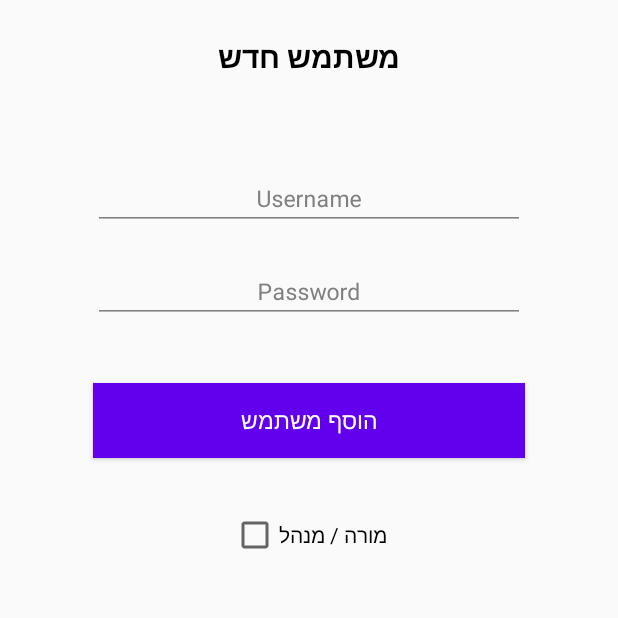
After one commit to shavitA16/MokedOded, an Android app: the CreateUserActivity screen opened directly, with no data from a screen before it, on a phone screen of 412 x 824 dp, the top half of it. The commit adds this screen. Run offline under Robolectric (Android 15) with nearby library versions, the phone set to English and light mode, and no system bars; our stand-ins replace Firebase (no records; nobody signed in at launch, a user with empty details on screens opened directly).

Commit message:
can add user to database + start of login

```diff
--- a/app/build.gradle
+++ b/app/build.gradle
@@ -32,6 +32,8 @@ dependencies {
     implementation 'com.google.firebase:firebase-firestore:21.4.3'
     implementation 'com.google.firebase:firebase-database:19.7.0'
     implementation 'com.google.firebase:firebase-storage:19.2.2'
+    implementation 'com.google.android.material:material:1.2.1'
+    implementation 'org.jetbrains:annotations:15.0'
     testImplementation 'junit:junit:4.12'
     androidTestImplementation 'androidx.test.ext:junit:1.1.1'
     androidTestImplementation 'androidx.test.espresso:espresso-core:3.2.0'
--- /dev/null
+++ b/app/src/main/java/com/schoolproject/MokedOded/CreateUserActivity.java
@@ -0,0 +1,62 @@
+package com.schoolproject.MokedOded;
+
+import androidx.appcompat.app.AppCompatActivity;
+
+import android.os.Bundle;
+import android.view.View;
+import android.widget.Button;
+import android.widget.CheckBox;
+import android.widget.EditText;
+import android.widget.TextView;
+import android.widget.Toast;
+
+import com.google.firebase.database.DatabaseReference;
+import com.google.firebase.database.FirebaseDatabase;
+
+public class CreateUserActivity extends AppCompatActivity {
+
+    FirebaseDatabase database;
+    DatabaseReference myRef;
+    private EditText newUsernameEditText;
+    private EditText newPasswordEditText;
+    private Button addUserButton;
+    private CheckBox adminCheckBox;
+    private TextView errorTextView;
+
+    @Override
+    protected void onCreate(Bundle savedInstanceState) {
+        super.onCreate(savedInstanceState);
+        setContentView(R.layout.activity_create_user);
+
+        newUsernameEditText = findViewById(R.id.newUsernameEditText);
+        newPasswordEditText = findViewById(R.id.newPasswordEditText);
+        addUserButton = findViewById(R.id.addUserButton);
+        adminCheckBox = findViewById(R.id.adminCheckBox);
+        errorTextView = findViewById(R.id.errorTextView);
+
+        errorTextView.setText("");
+        Toast onSuccessToast = Toast.makeText(this, "המשתמש נוסף בהצלחה", Toast.LENGTH_SHORT);
+
+        addUserButton.setOnClickListener(new View.OnClickListener() {
+            @Override
+            public void onClick(View v) {
+                if (newPasswordEditText.getText().toString().length() < 1  || newUsernameEditText.getText().toString().length() < 1){
+                    errorTextView.setText("נא למלא את כל השדות");
+                }
+                else {
+                    NewUser u = NewUser.getInstance();
+                    u.username = newUsernameEditText.getText().toString();
+                    u.password = newPasswordEditText.getText().toString();
+                    u.isAdmin = String.valueOf(adminCheckBox.isChecked());
+                    database = FirebaseDatabase.getInstance("https://the-moked-81b25-default-rtdb.europe-west1.firebasedatabase.app/");
+                    myRef = database.getReference("users");
+                    String uid = String.valueOf(System.currentTimeMillis());
+                    myRef.child(uid).setValue(u);
+                    onSuccessToast.show();
+                    finish();
+                }
+            }
+        });
+    }
+
+}
--- /dev/null
+++ b/app/src/main/res/layout/activity_create_user.xml
@@ -0,0 +1,138 @@
+<?xml version="1.0" encoding="utf-8"?>
+<androidx.constraintlayout.widget.ConstraintLayout xmlns:android="http://schemas.android.com/apk/res/android"
+    xmlns:app="http://schemas.android.com/apk/res-auto"
+    xmlns:tools="http://schemas.android.com/tools"
+    android:layout_width="match_parent"
+    android:layout_height="match_parent"
+    tools:context=".CreateUserActivity">
+
+    <TextView
+        android:id="@+id/addUserTextView"
+        android:layout_width="wrap_content"
+        android:layout_height="wrap_content"
+        android:layout_marginTop="24dp"
+        android:text="משתמש חדש"
+        android:textColor="#000"
+        android:textSize="20sp"
+        android:textStyle="bold"
+        app:layout_constraintEnd_toEndOf="parent"
+        app:layout_constraintStart_toStartOf="parent"
+        app:layout_constraintTop_toTopOf="parent" />
+
+    <ScrollView
+        android:id="@+id/scrollView2"
+        android:layout_width="match_parent"
+        android:layout_height="wrap_content"
+        app:layout_constraintTop_toBottomOf="@id/addUserTextView">
+
+        <androidx.constraintlayout.widget.ConstraintLayout
+            android:layout_width="match_parent"
+            android:layout_height="match_parent"
+            android:focusable="true"
+            android:focusableInTouchMode="true">
+
+            <com.google.android.material.textfield.TextInputLayout
+                android:id="@+id/layout_email"
+                android:layout_width="0dp"
+                android:layout_height="wrap_content"
+                android:layout_marginTop="50dp"
+                android:textColorHint="#808080"
+                app:layout_constraintEnd_toEndOf="parent"
+                app:layout_constraintStart_toStartOf="parent"
+                app:layout_constraintTop_toTopOf="parent"
+                app:layout_constraintWidth_percent="0.7">
+
+                <EditText
+                    android:id="@+id/newUsernameEditText"
+                    android:layout_width="match_parent"
+                    android:layout_height="wrap_content"
+                    android:backgroundTint="#808080"
+                    android:gravity="center"
+                    android:hint="Username"
+                    android:inputType="textEmailAddress"
+                    android:padding="10dp"
+                    android:textColor="#000000"
+                    android:textColorHint="#808080"
+                    android:textSize="15sp" />
+            </com.google.android.material.textfield.TextInputLayout>
+
+            <com.google.android.material.textfield.TextInputLayout
+                android:id="@+id/layout_password"
+                android:layout_width="0dp"
+                android:layout_height="wrap_content"
+                android:layout_marginTop="10dp"
+                android:textColorHint="#808080"
+                app:layout_constraintEnd_toEndOf="parent"
+                app:layout_constraintStart_toStartOf="parent"
+                app:layout_constraintTop_toBottomOf="@+id/layout_email"
+                app:layout_constraintWidth_percent="0.7">
+
+                <EditText
+                    android:id="@+id/newPasswordEditText"
+                    android:layout_width="match_parent"
+                    android:layout_height="wrap_content"
+                    android:backgroundTint="#808080"
+                    android:gravity="center"
+                    android:hint="Password"
+                    android:inputType="textPassword"
+                    android:padding="10dp"
+                    android:textColor="#000000"
+                    android:textColorHint="#808080"
+                    android:textSize="15sp" />
+            </com.google.android.material.textfield.TextInputLayout>
+
+            <Button
+                android:id="@+id/addUserButton"
+                style="?android:attr/borderlessButtonStyle"
+                android:layout_width="0dp"
+                android:layout_height="50dp"
+                android:layout_marginTop="40dp"
+                android:background="@color/colorPrimary"
+                android:elevation="2dp"
+                android:text="הוסף משתמש"
+                android:textAllCaps="false"
+                android:textColor="#FFFFFF"
+                android:textSize="15sp"
+                app:layout_constraintEnd_toEndOf="parent"
+                app:layout_constraintStart_toStartOf="parent"
+                app:layout_constraintTop_toBottomOf="@+id/layout_password"
+                app:layout_constraintWidth_percent="0.7" />
+
+            <LinearLayout
+                android:id="@+id/layout_already_have_account"
+                android:layout_width="0dp"
+                android:layout_height="wrap_content"
+                android:layout_marginTop="15dp"
+                android:gravity="center"
+                android:orientation="horizontal"
+                app:layout_constraintEnd_toEndOf="parent"
+                app:layout_constraintStart_toStartOf="parent"
+                app:layout_constraintTop_toBottomOf="@+id/addUserButton"
+                app:layout_constraintWidth_percent="1.0" />
+
+        </androidx.constraintlayout.widget.ConstraintLayout>
+
+    </ScrollView>
+
+    <CheckBox
+        android:id="@+id/adminCheckBox"
+        android:layout_width="wrap_content"
+        android:layout_height="wrap_content"
+        android:layout_marginTop="20dp"
+        android:text="מורה / מנהל"
+        app:layout_constraintEnd_toEndOf="parent"
+        app:layout_constraintStart_toStartOf="parent"
+        app:layout_constraintTop_toBottomOf="@+id/scrollView2" />
+
+    <TextView
+        android:id="@+id/errorTextView"
+        android:layout_width="wrap_content"
+        android:layout_height="wrap_content"
+        android:layout_marginTop="8dp"
+        android:textColor="#F60808"
+        app:layout_constraintEnd_toEndOf="parent"
+        app:layout_constraintStart_toStartOf="parent"
+        app:layout_constraintTop_toBottomOf="@+id/adminCheckBox" />
+
+
+</androidx.constraintlayout.widget.ConstraintLayout>
```
Also changed, not shown: app/src/main/AndroidManifest.xml (+12 -7 lines), app/src/main/java/com/schoolproject/MokedOded/LoginActivity.java (added, +59 -0 lines), app/src/main/java/com/schoolproject/MokedOded/MainActivity.java (+18 -2 lines), app/src/main/java/com/schoolproject/MokedOded/NewUser.java (added, +20 -0 lines), app/src/main/res/layout/activity_login.xml (added, +140 -0 lines), app/src/main/res/layout/activity_main.xml (+14 -0 lines).
